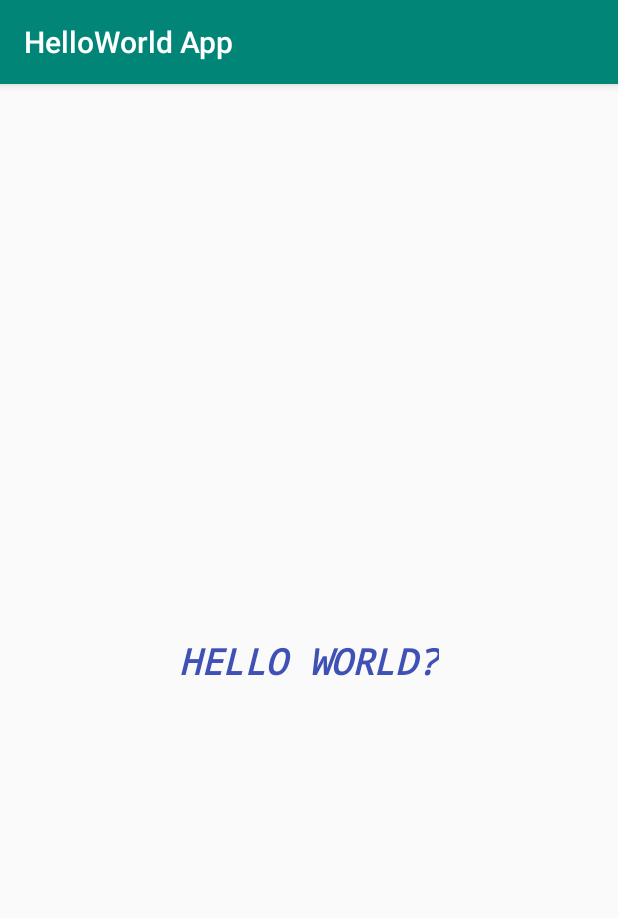
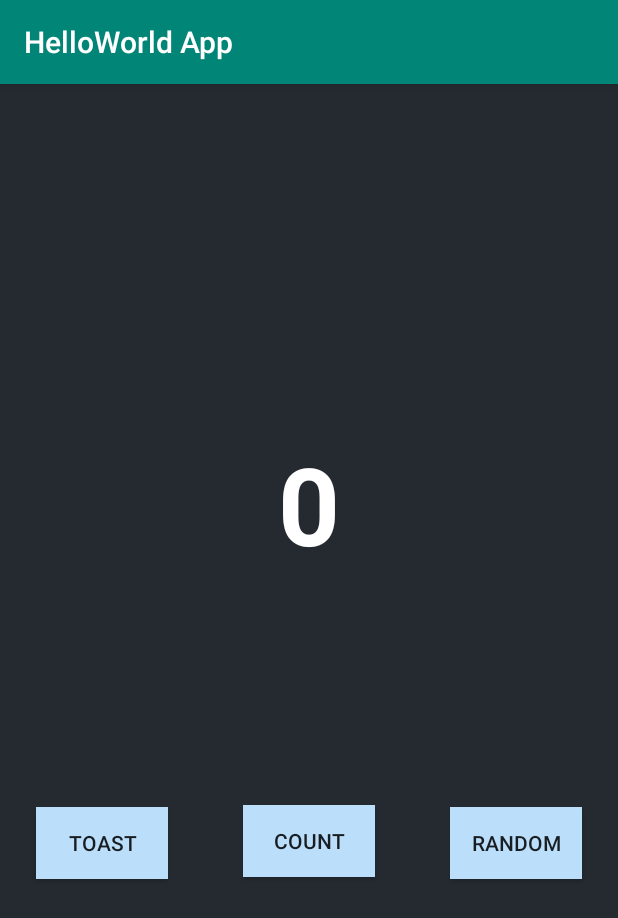
Before and after one commit to jacksonludwig/CSE248, an Android app: the screen it shows after launch (MainActivity), on a phone screen of 412 x 824 dp. Shown: the top 918 px of the screen. Run offline under Robolectric (Android 15) with nearby library versions, the phone set to English and light mode, and no system bars.

Commit message:
tutorial studio project done

```diff
--- a/HelloWorldAndroidStudio/app/src/main/AndroidManifest.xml
+++ b/HelloWorldAndroidStudio/app/src/main/AndroidManifest.xml
@@ -9,6 +9,7 @@
         android:roundIcon="@mipmap/ic_launcher_round"
         android:supportsRtl="true"
         android:theme="@style/AppTheme">
+        <activity android:name=".SecondActivity"></activity>
         <activity android:name=".MainActivity">
             <intent-filter>
                 <action android:name="android.intent.action.MAIN" />
--- a/HelloWorldAndroidStudio/app/src/main/res/layout/activity_main.xml
+++ b/HelloWorldAndroidStudio/app/src/main/res/layout/activity_main.xml
@@ -4,21 +4,79 @@
     xmlns:tools="http://schemas.android.com/tools"
     android:layout_width="match_parent"
     android:layout_height="match_parent"
+    android:background="#252A31"
     tools:context=".MainActivity">
 
     <TextView
+        android:id="@+id/textView"
         android:layout_width="wrap_content"
         android:layout_height="wrap_content"
-        android:text="Hello World?"
-        android:textAllCaps="true"
-        android:textColor="#3F51B5"
-        android:textSize="24sp"
-        android:textStyle="bold|italic"
+        android:text="@string/hello_world_text"
+        android:textAllCaps="false"
+        android:textColor="@android:color/white"
+        android:textSize="72sp"
+        android:textStyle="bold"
         android:typeface="normal"
-        app:fontFamily="monospace"
+        app:fontFamily="sans-serif"
         app:layout_constraintBottom_toBottomOf="parent"
         app:layout_constraintLeft_toLeftOf="parent"
         app:layout_constraintRight_toRightOf="parent"
-        app:layout_constraintTop_toTopOf="parent" />
+        app:layout_constraintTop_toTopOf="parent"
+        app:layout_constraintVertical_bias="0.345" />
+
+    <Button
+        android:id="@+id/toast_button"
+        android:layout_width="wrap_content"
+        android:layout_height="wrap_content"
+        android:layout_marginTop="140dp"
+        android:background="@color/buttonBackground"
+        android:text="Toast"
+        android:layout_marginStart="24dp"
+        android:layout_marginEnd="24dp"
+        android:onClick="toastMe"
+        app:layout_constraintBottom_toBottomOf="parent"
+        app:layout_constraintStart_toStartOf="parent"
+        app:layout_constraintTop_toBottomOf="@+id/textView"
+        app:layout_constraintVertical_bias="0.055" />
+
+    <Button
+        android:id="@+id/count_button"
+        android:layout_width="wrap_content"
+        android:layout_height="wrap_content"
+        android:layout_marginStart="24dp"
+        android:layout_marginLeft="24dp"
+        android:layout_marginTop="140dp"
+        android:layout_marginEnd="24dp"
+        android:layout_marginRight="24dp"
+        android:background="@color/buttonBackground"
+        android:text="Count"
+        android:onClick="countMe"
+        app:layout_constraintBottom_toBottomOf="parent"
+        app:layout_constraintEnd_toStartOf="@+id/random_button"
+        app:layout_constraintHorizontal_bias="0.494"
+        app:layout_constraintStart_toEndOf="@+id/toast_button"
+        app:layout_constraintTop_toBottomOf="@+id/textView"
+        app:layout_constraintVertical_bias="0.050000012" />
+
+    <Button
+        android:id="@+id/random_button"
+        android:layout_width="wrap_content"
+        android:layout_height="wrap_content"
+        android:layout_marginTop="140dp"
+        android:background="@color/buttonBackground"
+        android:text="Random"
+        android:onClick="randomMe"
+        android:layout_marginStart="24dp"
+        android:layout_marginEnd="24dp"
+        app:layout_constraintBottom_toBottomOf="parent"
+        app:layout_constraintEnd_toEndOf="parent"
+        app:layout_constraintTop_toBottomOf="@+id/textView"
+        app:layout_constraintVertical_bias="0.055" />
+
+
+
+
+
+
 
 </androidx.constraintlayout.widget.ConstraintLayout>
--- a/HelloWorldAndroidStudio/app/src/main/res/values/colors.xml
+++ b/HelloWorldAndroidStudio/app/src/main/res/values/colors.xml
@@ -3,4 +3,6 @@
     <color name="colorPrimary">#008577</color>
     <color name="colorPrimaryDark">#00574B</color>
     <color name="colorAccent">#D81B60</color>
+    <color name="screenBackground">#BBDEFB</color>
+    <color name="buttonBackground">#BBDEFB</color>
 </resources>
--- a/HelloWorldAndroidStudio/app/src/main/res/values/strings.xml
+++ b/HelloWorldAndroidStudio/app/src/main/res/values/strings.xml
@@ -1,3 +1,6 @@
 <resources>
     <string name="app_name">HelloWorld App</string>
+    <string name="hello_world_text">0</string>
+    <string name="random_heading">Here is a random number between 0 and %1d.</string>
+    <string name="random_number">R</string>
 </resources>
```
Also changed, not shown: HelloWorldAndroidStudio/app/src/main/java/com/example/helloworldapp/MainActivity.java (+51 -0 lines), HelloWorldAndroidStudio/app/src/main/java/com/example/helloworldapp/SecondActivity.java (added, +47 -0 lines), HelloWorldAndroidStudio/app/src/main/res/layout/activity_second.xml (added, +45 -0 lines).
